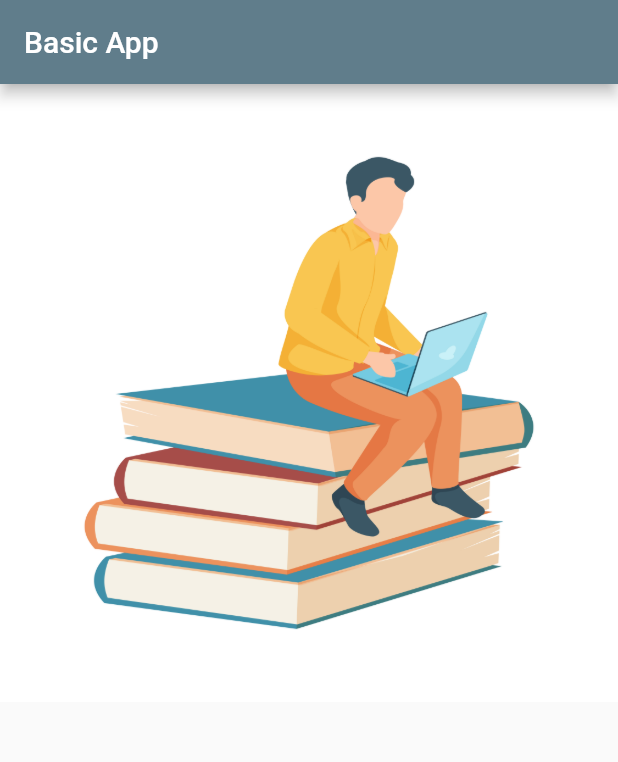
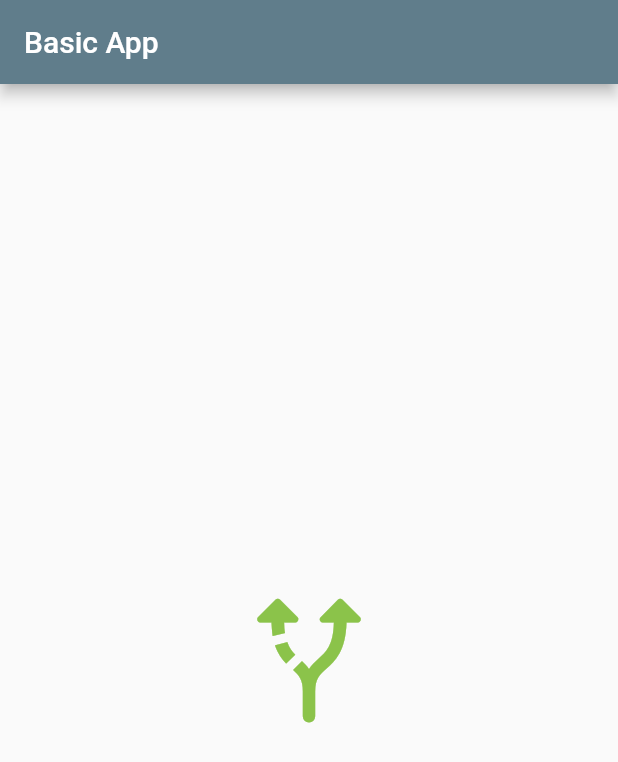
Before and after one commit to theeeep/Flutter-Basic-App, a Flutter app: the screen it shows after launch, on a phone screen of 412 x 824 dp. Shown: the top 762 px of the screen. Run offline on Flutter 3.47's test engine with Material 2 defaults, Android fonts, the phone set to English and light mode, and no system bars.

Commit message:
material Icon

```diff
--- a/lib/screens/Dashboard.dart
+++ b/lib/screens/Dashboard.dart
@@ -14,14 +14,17 @@ class DashBoard extends StatelessWidget {
         title: Text('Basic App'),
         backgroundColor: Colors.blueGrey,
       ),
-      body: Image(
-        image: AssetImage(
-            "assets/images/2002.i515.001_modern_students_flat_icons-13.jpg"),
+      body: Center(
+        child: IconButton(
+          icon: Icon(
+            Icons.alt_route_rounded,
+          ),
+          onPressed: () {},
+          iconSize: 100,
+          color: Colors.lightGreen,
+          splashColor: Colors.deepOrange,
+        ),
       ),
     );
   }
 }
-
-int getNumber() {
-  return Random().nextInt(100);
-}
```
Also changed, not shown: pubspec.yaml (+1 -17 lines), pubspec.lock.
